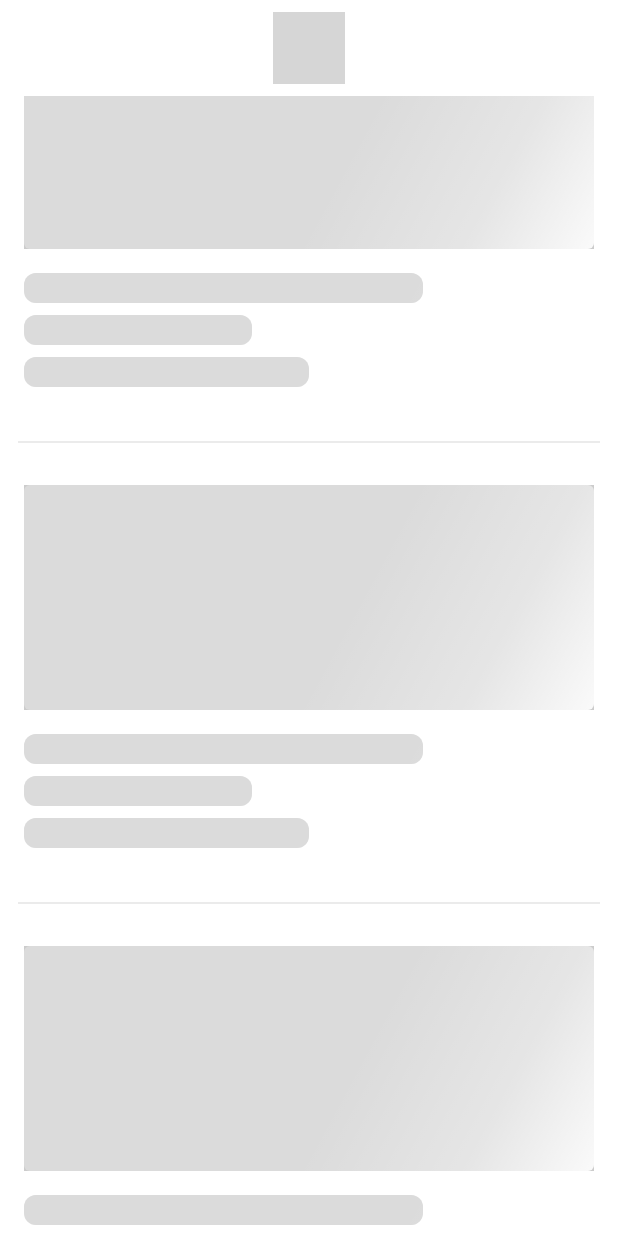
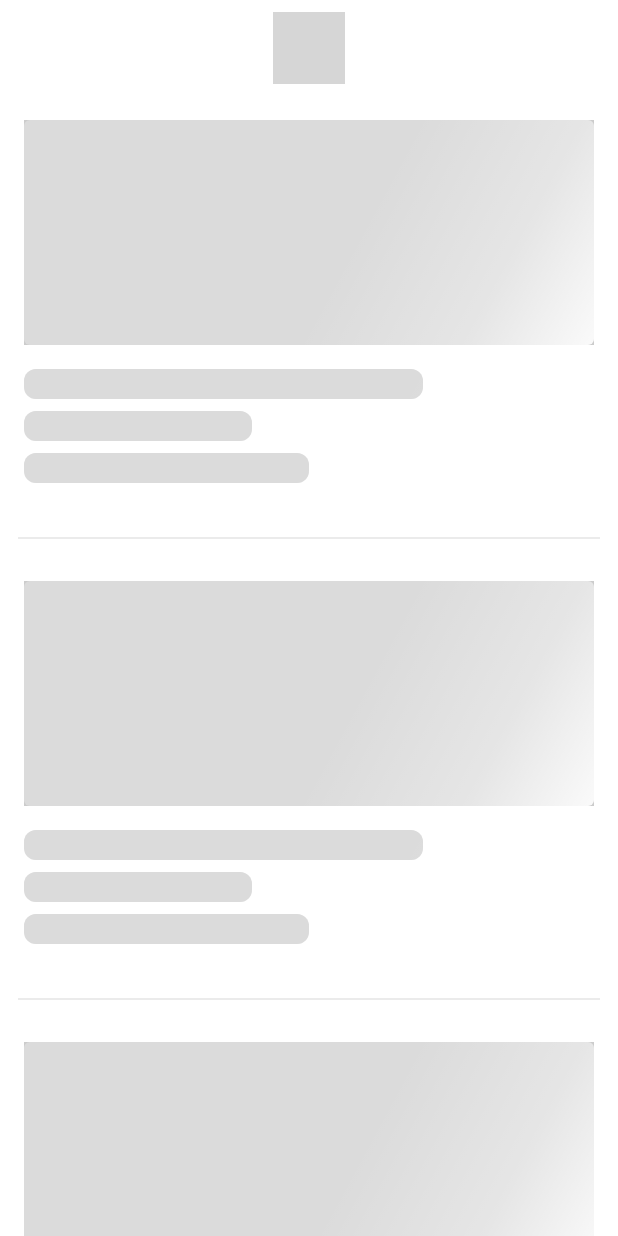
Before and after one commit to alirezaeiii/TMDb-CMP-Playground, an Android app built with Jetpack Compose: the composable ShimmerLoading shown on its own in the app's theme, on a phone screen of 412 x 824 dp. Run offline under Robolectric (Android 15) with nearby library versions, the phone set to English and light mode, and no system bars; our stand-ins replace Compose Multiplatform resources, Shimmer; 2 statements that could not run were skipped; grey boxes are pictures that could not be loaded.

Commit message:
Private modifier

```diff
--- a/composeApp/src/commonMain/kotlin/component/AnimationShimmerLoading.kt
+++ b/composeApp/src/commonMain/kotlin/component/AnimationShimmerLoading.kt
@@ -33,7 +33,7 @@ import utils.Dimens.disney_8_dp
 fun ShimmerLoading() {
     DisneyTopBar {
         LazyColumn(
-            modifier = Modifier.background(MaterialTheme.colors.background)
+            modifier = Modifier.background(MaterialTheme.colors.background).padding(it)
         ) {
             items(count = 3) {
                 ShimmerItem()
@@ -45,7 +45,7 @@ fun ShimmerLoading() {
 
 
 @Composable
-fun ShimmerItem() {
+private fun ShimmerItem() {
     Column(
         modifier = Modifier
             .fillMaxWidth()
@@ -70,7 +70,7 @@ fun ShimmerItem() {
 }
 
 @Composable
-fun ComponentRectangleLineLong(
+private fun ComponentRectangleLineLong(
     widthFraction: Float
 ) {
     Box(
@@ -82,7 +82,7 @@ fun ComponentRectangleLineLong(
     )
 }
 
-fun Modifier.shimmerLoadingAnimation(
+private fun Modifier.shimmerLoadingAnimation(
     widthOfShadowBrush: Int = 500,
     angleOfAxisY: Float = 270f,
     durationMillis: Int = 1000,
```
